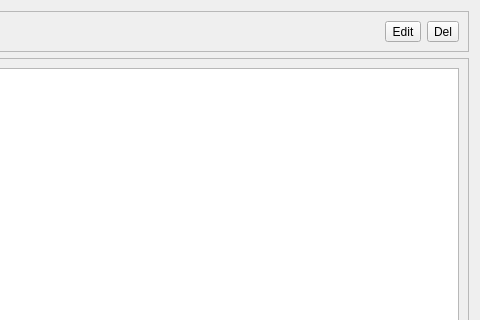
Flk427/CrossWordsHunter, file src/gui/DocumentsStorageViewverWidget.ui: the form before one commit; both pictures show x 176 to 656 and y 0 to 320 of the 656 by 633 pixel window.
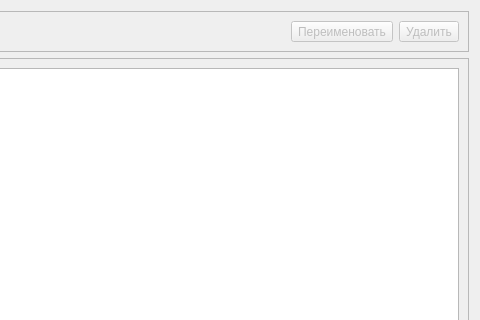
The form after the commit. Custom widgets are drawn as their Qt base class.

Commit message: [*] Правки надписей интерфейса.

What changed in the file:
```diff
--- a/src/gui/DocumentsStorageViewverWidget.ui
+++ b/src/gui/DocumentsStorageViewverWidget.ui
@@ -44,15 +44,21 @@
       </item>
       <item>
        <widget class="QToolButton" name="toolButton_3">
+        <property name="enabled">
+         <bool>false</bool>
+        </property>
         <property name="text">
-         <string>Edit</string>
+         <string>Переименовать</string>
         </property>
        </widget>
       </item>
       <item>
        <widget class="QToolButton" name="toolButton_4">
+        <property name="enabled">
+         <bool>false</bool>
+        </property>
         <property name="text">
-         <string>Del</string>
+         <string>Удалить</string>
         </property>
        </widget>
       </item>
```
The commit also changes 1 other file.
